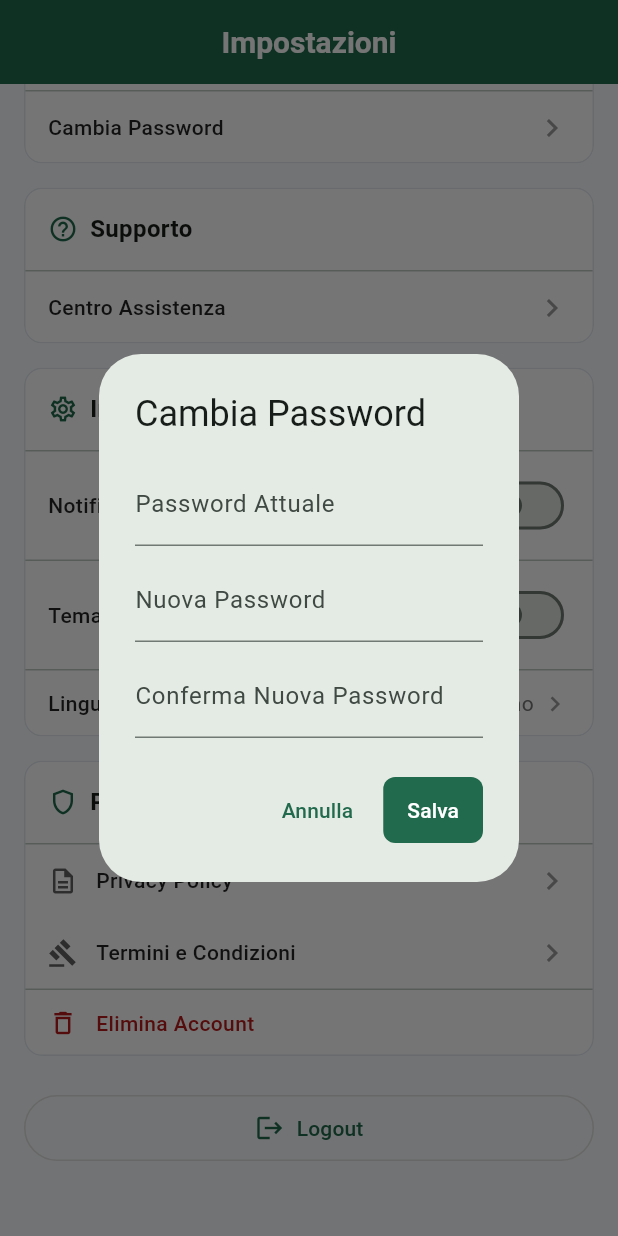
After one commit to kappall/GreenLink, a Flutter app: the SettingsScreen screen opened by its route, scrolled down 67 dp, after a tap on "Cambia Password", on a phone screen of 412 x 824 dp. The commit adds this screen. Run offline on Flutter 3.47's test engine with Material 3 defaults, Android fonts, the phone set to English and light mode, and no system bars; our stand-ins replace flutter_map, flutter_riverpod, freezed_annotation, go_router, latlong2.

Commit message:
feat: settings (logged user only)
missing policies and api to delete account. and logic to change themes and for notifications

```diff
--- /dev/null
+++ b/lib/features/settings/screens/settings_screen.dart
@@ -0,0 +1,342 @@
+import 'package:flutter/material.dart';
+import 'package:flutter_riverpod/flutter_riverpod.dart';
+
+import '../../../core/common/widgets/ui.dart';
+import '../../auth/providers/auth_provider.dart';
+
+class SettingsScreen extends ConsumerStatefulWidget {
+  const SettingsScreen({super.key});
+
+  @override
+  ConsumerState<SettingsScreen> createState() => _SettingsScreenState();
+}
+
+class _SettingsScreenState extends ConsumerState<SettingsScreen> {
+  bool _notificationsEnabled = false;
+  bool _darkModeEnabled = false;
+
+  @override
+  Widget build(BuildContext context) {
+    final colorScheme = Theme.of(context).colorScheme;
+
+    return Scaffold(
+      appBar: AppBar(
+        backgroundColor: colorScheme.primary,
+        iconTheme: const IconThemeData(color: Colors.white),
+        title: const Text(
+          "Impostazioni",
+          style: TextStyle(color: Colors.white),
+        ),
+        centerTitle: true,
+      ),
+      body: SingleChildScrollView(
+        padding: const EdgeInsets.all(16),
+        child: Column(
+          children: [
+            _buildSection(
+              context,
+              title: "Sicurezza",
+              icon: Icons.lock_outline,
+              children: [
+                _buildSettingsItem(
+                  context,
+                  title: "Cambia Password",
+                  trailing: const Icon(Icons.chevron_right, color: Colors.grey),
+                  onTap: () => _showChangePasswordDialog(context),
+                ),
+              ],
+            ),
+
+            const SizedBox(height: 16),
+
+            _buildSection(
+              context,
+              title: "Supporto",
+              icon: Icons.help_outline,
+              children: [
+                _buildSettingsItem(
+                  context,
+                  title: "Centro Assistenza",
+                  trailing: const Icon(Icons.chevron_right, color: Colors.grey),
+                  onTap: () {},
+                ),
+              ],
+            ),
+
+            const SizedBox(height: 16),
+
+            _buildSection(
+              context,
+              title: "Impostazioni Applicazione",
+              icon: Icons.settings_outlined,
+              children: [
+                _buildSettingsItem(
+                  context,
+                  title: "Notifiche Push",
+                  trailing: Switch.adaptive(
+                    value: _notificationsEnabled,
+                    onChanged: (val) =>
+                        setState(() => _notificationsEnabled = val),
+                  ),
+                ),
+                const Divider(height: 1),
+                _buildSettingsItem(
+                  context,
+                  title: "Tema Scuro",
+                  trailing: Switch.adaptive(
+                    value: _darkModeEnabled,
+                    activeThumbColor: colorScheme.primary,
+                    onChanged: (val) => setState(() => _darkModeEnabled = val),
+                  ),
+                ),
+                const Divider(height: 1),
+                _buildSettingsItem(
+                  context,
+                  title: "Lingua",
+                  trailing: Row(
+                    mainAxisSize: MainAxisSize.min,
+                    children: [
+                      Text(
+                        "Italiano",
+                        style: TextStyle(color: Colors.grey[600], fontSize: 14),
+                      ),
+                      const SizedBox(width: 4),
+                      const Icon(
+                        Icons.chevron_right,
+                        color: Colors.grey,
+                        size: 20,
+                      ),
+                    ],
+                  ),
+                  onTap: () {},
+                ),
+              ],
+            ),
+
+            const SizedBox(height: 16),
+
+            // --- SEZIONE PRIVACY ---
+            _buildSection(
+              context,
+              title: "Privacy e Sicurezza",
+              icon: Icons.shield_outlined,
+              children: [
+                _buildSettingsItem(
+                  context,
+                  title: "Privacy Policy",
+                  icon: Icons.description_outlined,
+                  trailing: const Icon(Icons.chevron_right, color: Colors.grey),
+                  onTap: () =>
+                      _showTextDialog(context, "Privacy Policy", "testo"),
+                ),
+                _buildSettingsItem(
+                  context,
+                  title: "Termini e Condizioni",
+                  icon: Icons.gavel_outlined,
+                  trailing: const Icon(Icons.chevron_right, color: Colors.grey),
+                  onTap: () =>
+                      _showTextDialog(context, "Termini e Condizioni", "testo"),
+                ),
+                const Divider(height: 1),
+                _buildSettingsItem(
+                  context,
+                  title: "Elimina Account",
+                  titleColor: colorScheme.error,
+                  icon: Icons.delete_outline,
+                  iconColor: colorScheme.error,
+                  onTap: () => _showDeleteAccountDialog(context, ref),
+                ),
+              ],
+            ),
+
+            const SizedBox(height: 24),
+
+            SizedBox(
+              width: double.infinity,
+              child: OutlinedButton.icon(
+                style: OutlinedButton.styleFrom(
+                  padding: const EdgeInsets.symmetric(vertical: 12),
+                  side: BorderSide(color: Colors.grey.shade300),
+                ),
+                onPressed: () {
+                  ref.read(authProvider.notifier).logout();
+                },
+                icon: const Icon(Icons.logout, size: 20),
+                label: const Text("Logout"),
+              ),
+            ),
+
+            const SizedBox(height: 32),
+          ],
+        ),
+      ),
+    );
+  }
+
+  Widget _buildSection(
+    BuildContext context, {
+    required String title,
+    required IconData icon,
+    required List<Widget> children,
+  }) {
+    return UiCard(
+      padding: EdgeInsets.zero,
+      child: Column(
+        crossAxisAlignment: CrossAxisAlignment.start,
+        children: [
+          Padding(
+            padding: const EdgeInsets.all(16.0),
+            child: Row(
+              children: [
+                Icon(
+                  icon,
+                  size: 20,
+                  color: Theme.of(context).colorScheme.primary,
+                ),
+                const SizedBox(width: 8),
+                Text(
+                  title,
+                  style: const TextStyle(
+                    fontWeight: FontWeight.bold,
+                    fontSize: 16,
+                  ),
+                ),
+              ],
+            ),
+          ),
+          const Divider(height: 1),
+          ...children,
+        ],
+      ),
+    );
+  }
+
+  Widget _buildSettingsItem(
+    BuildContext context, {
+    required String title,
+    Color? titleColor,
+    IconData? icon,
+    Color? iconColor,
+    Widget? trailing,
+    VoidCallback? onTap,
+  }) {
+    return InkWell(
+      onTap: onTap,
+      child: Padding(
+        padding: const EdgeInsets.symmetric(horizontal: 16, vertical: 12),
+        child: Row(
+          children: [
+            if (icon != null) ...[
+              Icon(icon, size: 20, color: iconColor ?? Colors.grey[700]),
+              const SizedBox(width: 12),
+            ],
+            Expanded(
+              child: Text(
+                title,
+                style: TextStyle(
+                  color: titleColor ?? Colors.black87,
+                  fontWeight: FontWeight.w500,
+                ),
+              ),
+            ),
+            if (trailing != null) trailing,
+          ],
+        ),
+      ),
+    );
+  }
+
+  // --- DIALOGS ---
+
+  void _showChangePasswordDialog(BuildContext context) {
+    showDialog(
+      context: context,
+      builder: (context) => AlertDialog(
+        title: const Text("Cambia Password"),
+        content: Column(
+          mainAxisSize: MainAxisSize.min,
+          children: const [
+            TextField(
+              obscureText: true,
+              decoration: InputDecoration(labelText: "Password Attuale"),
+            ),
+            SizedBox(height: 8),
+            TextField(
+              obscureText: true,
+              decoration: InputDecoration(labelText: "Nuova Password"),
+            ),
+            SizedBox(height: 8),
+            TextField(
+              obscureText: true,
+              decoration: InputDecoration(labelText: "Conferma Nuova Password"),
+            ),
+          ],
+        ),
+        actions: [
+          TextButton(
+            onPressed: () => Navigator.pop(context),
+            child: const Text("Annulla"),
+          ),
+          FilledButton(
+            onPressed: () {
+              Navigator.pop(context);
+              ScaffoldMessenger.of(context).showSnackBar(
+                const SnackBar(content: Text("Password cambiata con successo")),
+              );
+            },
+            child: const Text("Salva"),
+          ),
+        ],
+      ),
+    );
+  }
+
+  void _showTextDialog(BuildContext context, String title, String content) {
+    showDialog(
+      context: context,
+      builder: (context) => AlertDialog(
+        title: Text(title),
+        content: SingleChildScrollView(child: Text(content)),
+        actions: [
+          TextButton(
+            onPressed: () => Navigator.pop(context),
+            child: const Text("Chiudi"),
+          ),
+        ],
+      ),
+    );
+  }
+
+  void _showDeleteAccountDialog(BuildContext context, WidgetRef ref) {
+    showDialog(
+      context: context,
+      builder: (context) => AlertDialog(
+        title: const Text("Sei sicuro?"),
+        content: const Text(
+          "Questa azione è irreversibile. Tutti i tuoi dati verranno eliminati permanentemente.",
+        ),
+        actions: [
+          TextButton(
+            onPressed: () => Navigator.pop(context),
+            child: const Text("Annulla"),
+          ),
+          FilledButton(
+            style: FilledButton.styleFrom(
+              backgroundColor: Theme.of(context).colorScheme.error,
+            ),
+            onPressed: () {
+              Navigator.pop(context);
+              ref
+                  .read(authProvider.notifier)
+                  .logout(); //TODO: usare api cancellazione account
+              ScaffoldMessenger.of(context).showSnackBar(
+                const SnackBar(content: Text("Account eliminato")),
+              );
+            },
+            child: const Text("Elimina"),
+          ),
+        ],
+      ),
+    );
+  }
+}
--- a/lib/router.dart
+++ b/lib/router.dart
@@ -1,15 +1,17 @@
 import 'package:flutter/material.dart';
+import 'package:flutter_riverpod/flutter_riverpod.dart';
 import 'package:go_router/go_router.dart';
 import 'package:greenlinkapp/features/auth/models/auth_state.dart';
 import 'package:greenlinkapp/features/auth/pages/login.dart';
 import 'package:greenlinkapp/features/auth/pages/register.dart';
 import 'package:greenlinkapp/features/auth/providers/auth_provider.dart';
-import 'package:flutter_riverpod/flutter_riverpod.dart';
 import 'package:greenlinkapp/features/feed/screen/feed.dart';
 import 'package:greenlinkapp/features/main-wrapper/screen/main-wrapper.dart';
 import 'package:greenlinkapp/features/map/screen/map.dart';
 import 'package:greenlinkapp/features/user/pages/profile.dart';
 import 'package:greenlinkapp/features/volunteering/screen/volunteer.dart';
+
+import 'features/settings/screens/settings_screen.dart';
 
 CustomTransitionPage noAnimationPage(Widget child) {
   return CustomTransitionPage(
@@ -91,6 +93,12 @@ final routerProvider = Provider<GoRouter>((ref) {
         builder: (context, state) => const ProfileScreen(),
       ),
       GoRoute(
+        path: '/settings',
+        parentNavigatorKey: _rootNavigatorKey,
+        builder: (context, state) => const SettingsScreen(),
+      ),
+
+      GoRoute(
         path: '/register',
         parentNavigatorKey: _rootNavigatorKey,
         pageBuilder: (context, state) => noAnimationPage(const RegisterPage()),
```
